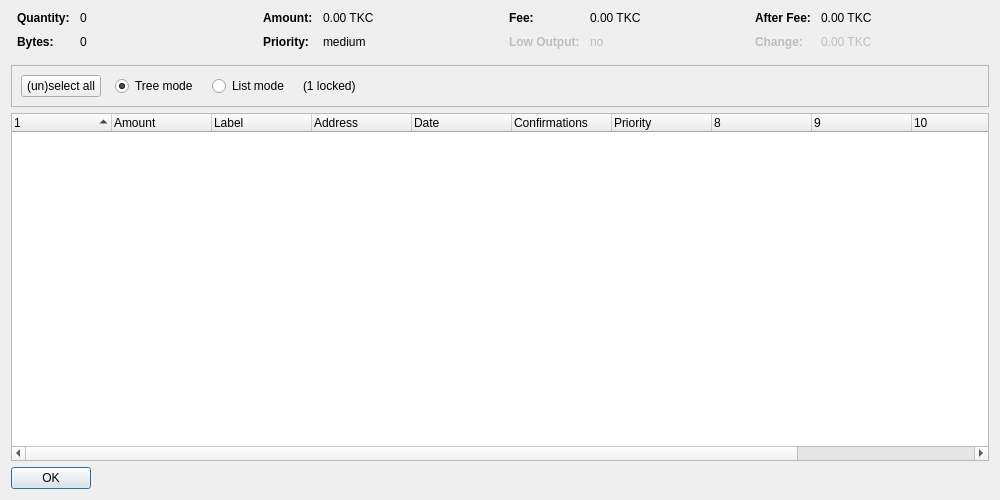
Before: the Qt Designer form src/qt/forms/coincontroldialog.ui in TheCoinKing/Core, drawn with Qt 5.
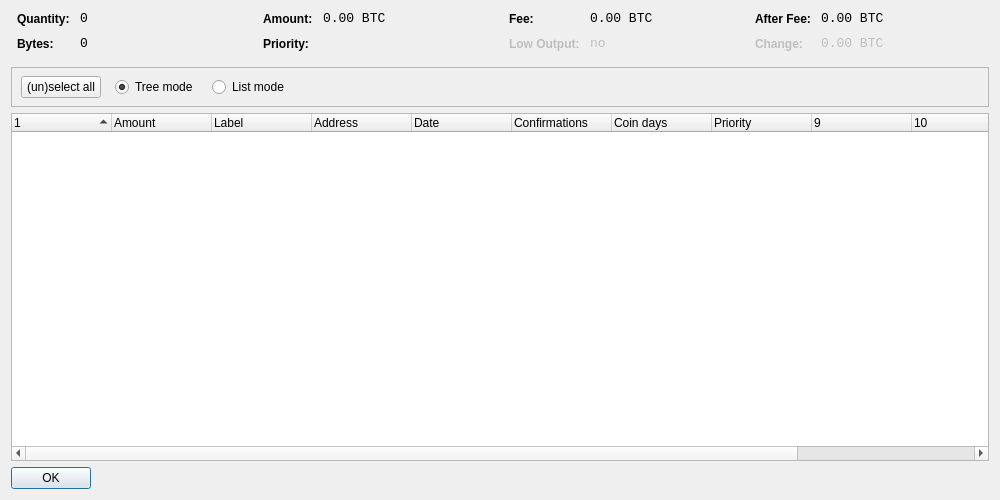
After: the same form once the commit is applied. Custom widgets are drawn as their Qt base class.

```diff
--- a/src/qt/forms/coincontroldialog.ui
+++ b/src/qt/forms/coincontroldialog.ui
@@ -51,6 +51,12 @@
        </item>
        <item row="0" column="1">
         <widget class="QLabel" name="labelCoinControlQuantity">
+         <property name="font">
+          <font>
+           <family>Monospace</family>
+           <pointsize>10</pointsize>
+          </font>
+         </property>
          <property name="cursor">
           <cursorShape>IBeamCursor</cursorShape>
          </property>
@@ -80,6 +86,12 @@
        </item>
        <item row="1" column="1">
         <widget class="QLabel" name="labelCoinControlBytes">
+         <property name="font">
+          <font>
+           <family>Monospace</family>
+           <pointsize>10</pointsize>
+          </font>
+         </property>
          <property name="cursor">
           <cursorShape>IBeamCursor</cursorShape>
          </property>
@@ -125,6 +137,12 @@
        </item>
        <item row="0" column="1">
         <widget class="QLabel" name="labelCoinControlAmount">
+         <property name="font">
+          <font>
+           <family>Monospace</family>
+           <pointsize>10</pointsize>
+          </font>
+         </property>
          <property name="cursor">
           <cursorShape>IBeamCursor</cursorShape>
          </property>
@@ -132,7 +150,7 @@
           <enum>Qt::ActionsContextMenu</enum>
          </property>
          <property name="text">
-          <string notr="true">0.00 TKC</string>
+          <string>0.00 BTC</string>
          </property>
          <property name="textInteractionFlags">
           <set>Qt::LinksAccessibleByMouse|Qt::TextSelectableByKeyboard|Qt::TextSelectableByMouse</set>
@@ -154,6 +172,12 @@
        </item>
        <item row="1" column="1">
         <widget class="QLabel" name="labelCoinControlPriority">
+         <property name="font">
+          <font>
+           <family>Monospace</family>
+           <pointsize>10</pointsize>
+          </font>
+         </property>
          <property name="cursor">
           <cursorShape>IBeamCursor</cursorShape>
          </property>
@@ -161,7 +185,7 @@
           <enum>Qt::ActionsContextMenu</enum>
          </property>
          <property name="text">
-          <string notr="true">medium</string>
+          <string/>
          </property>
          <property name="textInteractionFlags">
           <set>Qt::LinksAccessibleByMouse|Qt::TextSelectableByKeyboard|Qt::TextSelectableByMouse</set>
@@ -199,6 +223,12 @@
        </item>
        <item row="0" column="1">
         <widget class="QLabel" name="labelCoinControlFee">
+         <property name="font">
+          <font>
+           <family>Monospace</family>
+           <pointsize>10</pointsize>
+          </font>
+         </property>
          <property name="cursor">
           <cursorShape>IBeamCursor</cursorShape>
          </property>
@@ -206,7 +236,7 @@
           <enum>Qt::ActionsContextMenu</enum>
          </property>
          <property name="text">
-          <string notr="true">0.00 TKC</string>
+          <string>0.00 BTC</string>
          </property>
          <property name="textInteractionFlags">
           <set>Qt::LinksAccessibleByMouse|Qt::TextSelectableByKeyboard|Qt::TextSelectableByMouse</set>
@@ -234,6 +264,12 @@
          <property name="enabled">
           <bool>false</bool>
          </property>
+         <property name="font">
+          <font>
+           <family>Monospace</family>
+           <pointsize>10</pointsize>
+          </font>
+         </property>
          <property name="cursor">
           <cursorShape>IBeamCursor</cursorShape>
          </property>
@@ -279,6 +315,12 @@
        </item>
        <item row="0" column="1">
         <widget class="QLabel" name="labelCoinControlAfterFee">
+         <property name="font">
+          <font>
+           <family>Monospace</family>
+           <pointsize>10</pointsize>
+          </font>
+         </property>
          <property name="cursor">
           <cursorShape>IBeamCursor</cursorShape>
          </property>
@@ -286,7 +328,7 @@
           <enum>Qt::ActionsContextMenu</enum>
          </property>
          <property name="text">
-          <string notr="true">0.00 TKC</string>
+          <string>0.00 BTC</string>
          </property>
          <property name="textInteractionFlags">
           <set>Qt::LinksAccessibleByMouse|Qt::TextSelectableByKeyboard|Qt::TextSelectableByMouse</set>
@@ -314,6 +356,12 @@
          <property name="enabled">
           <bool>false</bool>
          </property>
+         <property name="font">
+          <font>
+           <family>Monospace</family>
+           <pointsize>10</pointsize>
+          </font>
+         </property>
          <property name="cursor">
           <cursorShape>IBeamCursor</cursorShape>
          </property>
@@ -321,7 +369,7 @@
           <enum>Qt::ActionsContextMenu</enum>
          </property>
          <property name="text">
-          <string notr="true">0.00 TKC</string>
+          <string>0.00 BTC</string>
          </property>
          <property name="textInteractionFlags">
           <set>Qt::LinksAccessibleByMouse|Qt::TextSelectableByKeyboard|Qt::TextSelectableByMouse</set>
@@ -346,9 +394,16 @@
      <property name="frameShadow">
       <enum>QFrame::Sunken</enum>
      </property>
-     <layout class="QHBoxLayout" name="horizontalLayout">
-      <item>
-       <layout class="QHBoxLayout" name="horizontalLayoutPanel" stretch="0,0,0,0,0">
+     <widget class="QWidget" name="horizontalLayoutWidget">
+      <property name="geometry">
+       <rect>
+        <x>10</x>
+        <y>0</y>
+        <width>781</width>
+        <height>41</height>
+       </rect>
+      </property>
+      <layout class="QHBoxLayout" name="horizontalLayoutPanel" stretch="0,0,0,0">
         <property name="spacing">
          <number>14</number>
         </property>
@@ -394,13 +449,6 @@
           </property>
          </widget>
         </item>
-        <item>
-         <widget class="QLabel" name="labelLocked">
-          <property name="text">
-           <string notr="true">(1 locked)</string>
-          </property>
-         </widget>
-        </item>
         <item>
          <spacer name="horizontalSpacer">
           <property name="orientation">
@@ -415,8 +463,7 @@
          </spacer>
         </item>
        </layout>
-      </item>
-     </layout>
+     </widget>
     </widget>
    </item>
    <item>
@@ -469,6 +516,11 @@
        <string>Confirmed</string>
       </property>
      </column>
+     <column>
+      <property name="text">
+       <string>Coin days</string>
+      </property>
+     </column>
      <column>
       <property name="text">
        <string>Priority</string>
@@ -494,11 +546,6 @@
        <string/>
       </property>
      </column>
-     <column>
-      <property name="text">
-       <string/>
-      </property>
-     </column>
     </widget>
    </item>
    <item>
```
Left out of the diff: 8 changed lines with no effect on the pictures. Lines whose indentation alone changed are shown as unchanged.
